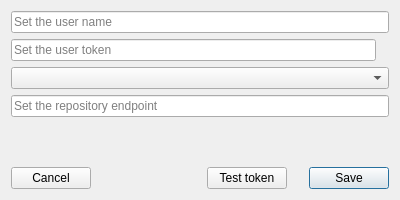
Qt form src/git_server/ServerConfigDlg.ui (francescmm/GitQlient) before a commit.
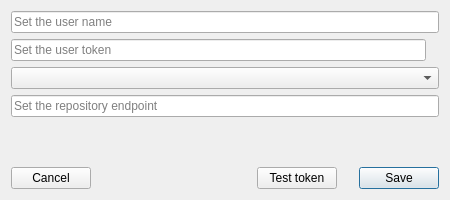
The same form after that commit. Custom widgets are drawn as their Qt base class.

Commit message: Making dialog bigger

What changed in the file:
```diff
--- a/src/git_server/ServerConfigDlg.ui
+++ b/src/git_server/ServerConfigDlg.ui
@@ -6,19 +6,19 @@
    <rect>
     <x>0</x>
     <y>0</y>
-    <width>400</width>
+    <width>450</width>
     <height>200</height>
    </rect>
   </property>
   <property name="minimumSize">
    <size>
-    <width>400</width>
+    <width>450</width>
     <height>200</height>
    </size>
   </property>
   <property name="maximumSize">
    <size>
-    <width>400</width>
+    <width>450</width>
     <height>200</height>
    </size>
   </property>
```
